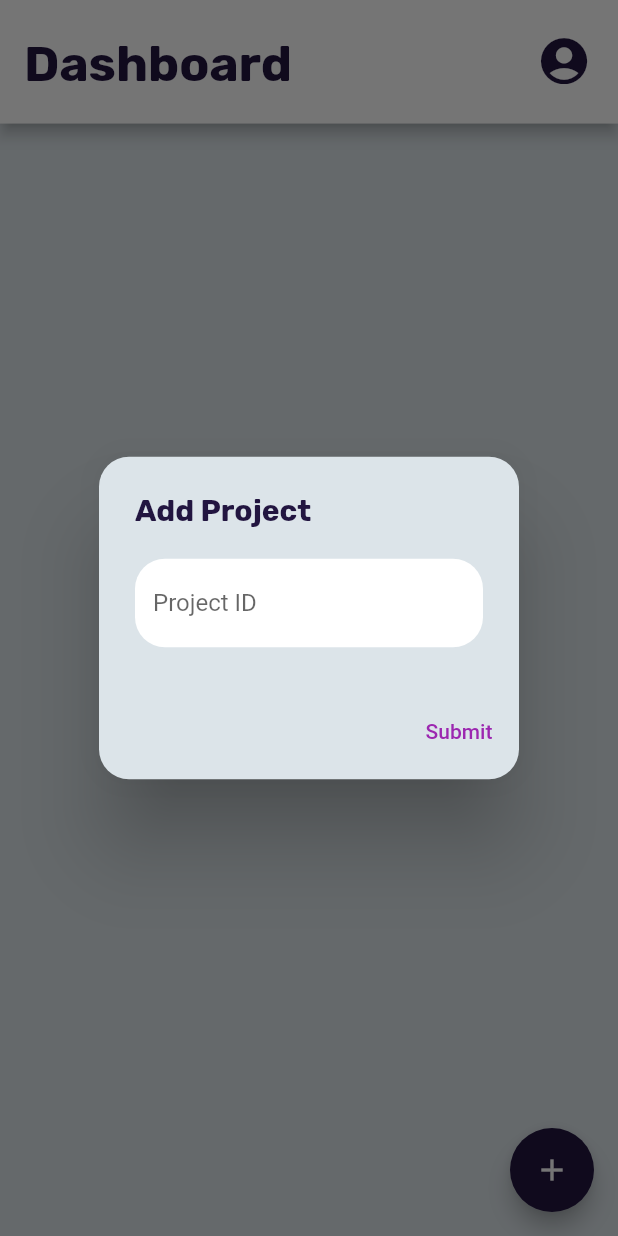
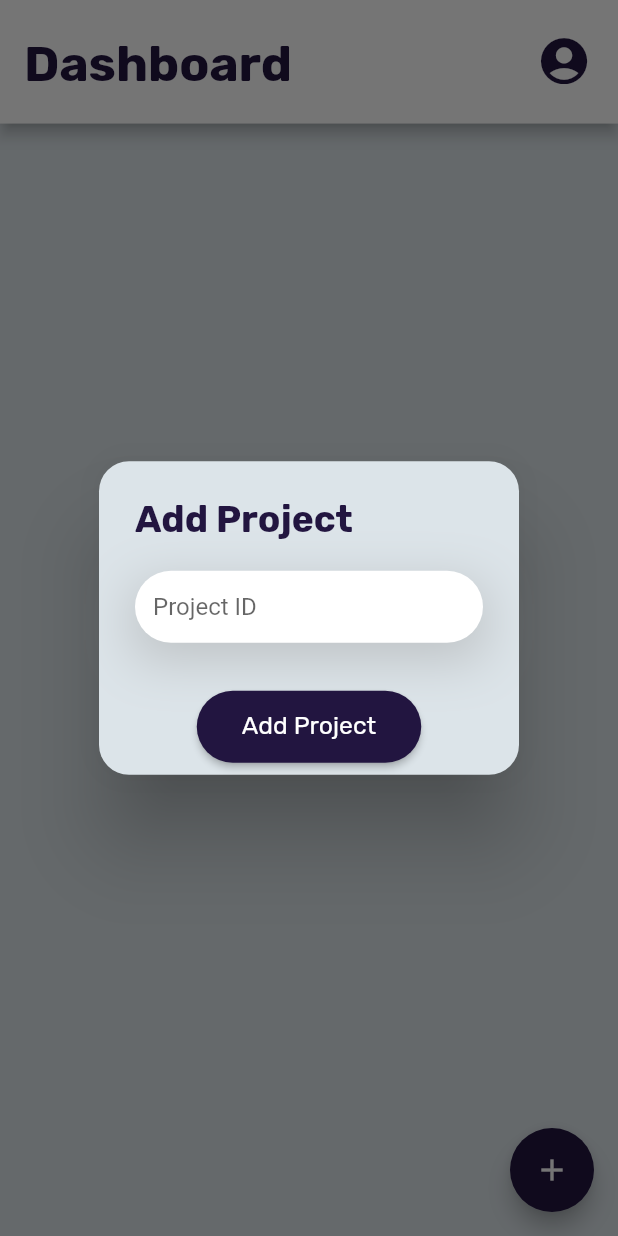
Before and after one commit to jonsonkurt/Quality-Control-Tracker, a Flutter app: the ResponsiblePartyDashboardPage screen opened directly with empty values, after a tap on the "add" icon, on a phone screen of 412 x 824 dp. Run offline on Flutter 3.47's test engine with Material 2 defaults, Android fonts, the phone set to English and light mode, and no system bars; our stand-ins replace dropdown_search, firebase_auth, firebase_core, firebase_database, flutter_snake_navigationbar, logger and 1 more; missing offline and left inert: encrypt, textfield_datepicker; accounts and stored records are empty.

Commit message:
RP db and update page

```diff
--- a/lib/view/responsible_party/responsible_party_dashboard_page.dart
+++ b/lib/view/responsible_party/responsible_party_dashboard_page.dart
@@ -71,35 +71,56 @@ class _ResponsiblePartyDashboardPageState
     showDialog(
       context: context,
       builder: (BuildContext context) {
+        final mediaQuery = MediaQuery.of(context);
         return AlertDialog(
           backgroundColor: const Color(0xffDCE4E9),
           shape: RoundedRectangleBorder(
             borderRadius: BorderRadius.circular(20),
           ),
-          title: const Text(
+          title: Text(
             'Add Project',
             style: TextStyle(
                 fontFamily: 'Rubik Bold',
-                fontSize: 20,
-                color: Color(0xFF221540)),
+                fontSize: mediaQuery.size.height * 0.03,
+                color: const Color(0xFF221540)),
           ),
-          content: TextField(
+          content: Container(
+            decoration: BoxDecoration(
+              boxShadow: [
+                BoxShadow(
+                  color: Colors.grey.withOpacity(0.5), // Set the shadow color
+                  spreadRadius: 0.5, // Set the spread radius
+                  blurRadius: 30, // Set the blur radius
+                  offset: const Offset(0, 10), // Set the offset
+                ),
+              ],),
+            child: TextField(
+              cursorColor: const Color(0xFF221540),
               controller: _projectIdController,
               decoration: InputDecoration(
+                contentPadding: const EdgeInsets.fromLTRB(12, 4, 4, 0),
                 border: OutlineInputBorder(
-                  borderRadius: BorderRadius.circular(20),
+                    borderRadius: BorderRadius.circular(30),
                     borderSide: BorderSide.none),
                 filled: true,
                 fillColor: Colors.white,
                 hintText: 'Project ID',
-              labelStyle: const TextStyle(
+                labelStyle: TextStyle(
                   fontFamily: 'Karla Regular',
-                fontSize: 16,
+                  fontSize: mediaQuery.size.height * 0.02,
+                ),
               ),
             ),
           ),
           actions: <Widget>[
-            TextButton(
+            Center(
+              child: ElevatedButton(
+                style: ElevatedButton.styleFrom(
+                  shape: RoundedRectangleBorder(
+                    borderRadius: BorderRadius.circular(30)
+                  ),
+                  backgroundColor: const Color(0xFF221540)
+                ),
                 onPressed: () async {
                   String projectId = _projectIdController.text;
 
@@ -130,7 +151,16 @@ class _ResponsiblePartyDashboardPageState
                   });
                   Navigator.of(context).pop();
                 },
-              child: const Text('Submit'),
+                child: Padding(
+                  padding: EdgeInsets.all(mediaQuery.size.height * 0.017),
+                  child: Text(
+                    'Add Project',
+                    style: TextStyle(
+                      fontFamily: 'Rubik Regular',
+                      fontSize: mediaQuery.size.height * 0.02
+                    ),),
+                ),
+              ),
             ),
           ],
         );
```
Also changed, not shown: lib/view/responsible_party/responsible_party_update_page.dart (+43 -9 lines), pubspec.lock. Lines whose indentation alone changed are shown as unchanged.
